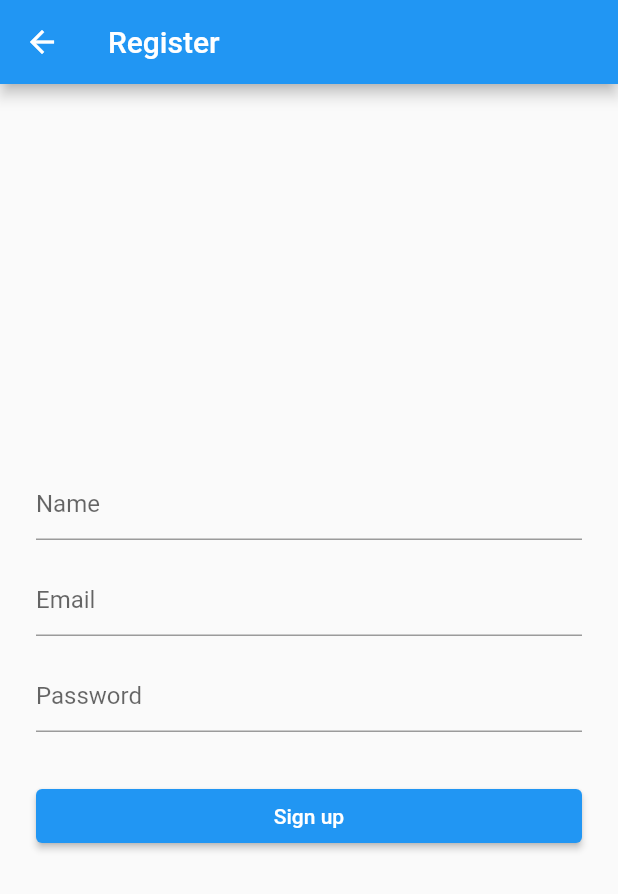
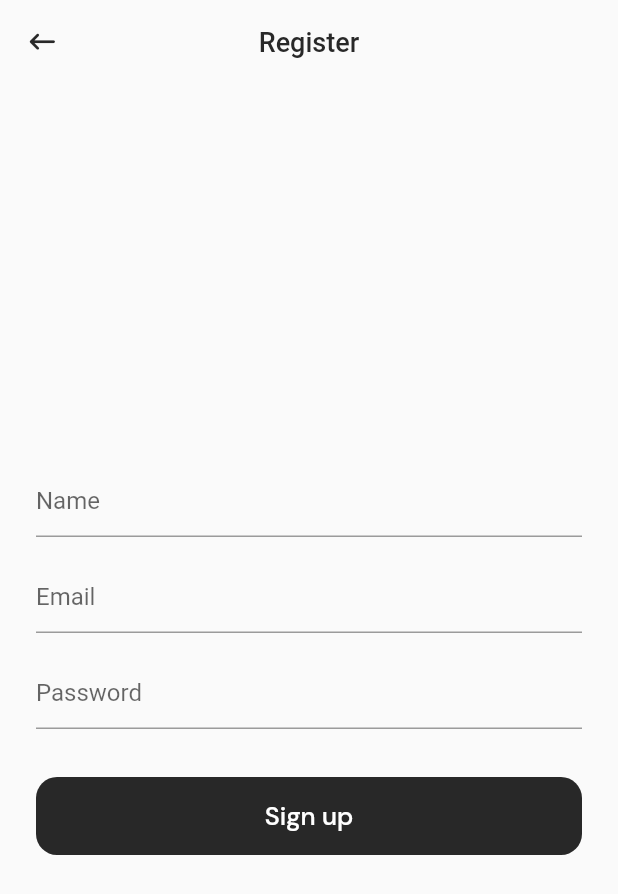
Before and after one commit to jason45992/AI-based-Receipt-Management-System, a Flutter app: the screen it shows after launch, after a tap on "Sign In", after a tap on "Register", on a phone screen of 412 x 824 dp. Shown: the top 894 px of the screen. Run offline on Flutter 3.47's test engine with Material 2 defaults, Android fonts, the phone set to English and light mode, and no system bars; our stand-ins replace animated_toggle_switch, carousel_slider, cloud_firestore, dio, dotted_border, dropdown_button2 and 13 more; missing offline and left inert: document_scanner_flutter, sticky_grouped_list; accounts and stored records are empty.

Commit message:
update login/register page UI

```diff
--- a/lib/auth/login_page.dart
+++ b/lib/auth/login_page.dart
@@ -4,10 +4,14 @@ import 'package:flutter/material.dart';
 import 'package:tripo/auth/register_page.dart';
 import 'package:tripo/auth/fire_auth.dart';
 import 'package:tripo/auth/validator.dart';
+import 'package:tripo/utils/styles.dart';
+import 'package:tripo/widgets/buttons.dart';
 
 import '../widgets/bottom_nav.dart';
 
 class LoginPage extends StatefulWidget {
+  const LoginPage({Key? key}) : super(key: key);
+
   @override
   _LoginPageState createState() => _LoginPageState();
 }
@@ -22,6 +26,7 @@ class _LoginPageState extends State<LoginPage> {
   final _focusPassword = FocusNode();
 
   bool _isProcessing = false;
+  bool _isError = false;
 
   Future<FirebaseApp> _initializeFirebase() async {
     FirebaseApp firebaseApp = await Firebase.initializeApp();
@@ -46,9 +51,9 @@ class _LoginPageState extends State<LoginPage> {
         _focusPassword.unfocus();
       },
       child: Scaffold(
-        appBar: AppBar(
-          title: Text('Firebase Authentication'),
-        ),
+        // appBar: AppBar(
+        //   title: Text('Firebase Authentication'),
+        // ),
         body: FutureBuilder(
           future: _initializeFirebase(),
           builder: (context, snapshot) {
@@ -68,24 +73,29 @@ class _LoginPageState extends State<LoginPage> {
                     Form(
                       key: _formKey,
                       child: Column(
-                        children: <Widget>[
+                        children: [
                           TextFormField(
                             controller: _emailTextController,
                             focusNode: _focusEmail,
                             validator: (value) => Validator.validateEmail(
                               email: value,
                             ),
+                            cursorColor: Styles.primaryColor,
                             decoration: InputDecoration(
-                              hintText: "Email",
+                              hintText: 'Email',
+                              focusedBorder: UnderlineInputBorder(
+                                borderSide:
+                                    BorderSide(color: Styles.primaryColor),
+                              ),
                               errorBorder: UnderlineInputBorder(
                                 borderRadius: BorderRadius.circular(6.0),
-                                borderSide: BorderSide(
+                                borderSide: const BorderSide(
                                   color: Colors.red,
                                 ),
                               ),
                             ),
                           ),
-                          SizedBox(height: 8.0),
+                          const SizedBox(height: 8.0),
                           TextFormField(
                             controller: _passwordTextController,
                             focusNode: _focusPassword,
@@ -93,26 +103,41 @@ class _LoginPageState extends State<LoginPage> {
                             validator: (value) => Validator.validatePassword(
                               password: value,
                             ),
+                            cursorColor: Styles.primaryColor,
                             decoration: InputDecoration(
-                              hintText: "Password",
+                              hintText: 'Password',
+                              focusedBorder: UnderlineInputBorder(
+                                borderSide:
+                                    BorderSide(color: Styles.primaryColor),
+                              ),
                               errorBorder: UnderlineInputBorder(
                                 borderRadius: BorderRadius.circular(6.0),
-                                borderSide: BorderSide(
+                                borderSide: const BorderSide(
                                   color: Colors.red,
                                 ),
                               ),
                             ),
                           ),
-                          SizedBox(height: 24.0),
+                          const SizedBox(height: 24.0),
+                          if (_isError)
+                            const Padding(
+                              padding: EdgeInsets.only(bottom: 20),
+                              child: Text(
+                                'The email or password is incorrect, please try again.',
+                                style:
+                                    TextStyle(color: Colors.red, fontSize: 13),
+                              ),
+                            ),
                           _isProcessing
-                              ? CircularProgressIndicator()
+                              ? const CircularProgressIndicator()
                               : Row(
                                   mainAxisAlignment:
                                       MainAxisAlignment.spaceBetween,
                                   children: [
                                     Expanded(
-                                      child: ElevatedButton(
-                                        onPressed: () async {
+                                        child: elevatedButton(
+                                            context: context,
+                                            callback: () async {
                                               _focusEmail.unfocus();
                                               _focusPassword.unfocus();
 
@@ -124,9 +149,11 @@ class _LoginPageState extends State<LoginPage> {
 
                                                 User? user = await FireAuth
                                                     .signInUsingEmailPassword(
-                                              email: _emailTextController.text,
+                                                  email:
+                                                      _emailTextController.text,
                                                   password:
-                                                  _passwordTextController.text,
+                                                      _passwordTextController
+                                                          .text,
                                                 );
 
                                                 setState(() {
@@ -134,6 +161,7 @@ class _LoginPageState extends State<LoginPage> {
                                                 });
 
                                                 if (user != null) {
+                                                  _isError = false;
                                                   Navigator.of(context)
                                                       .pushReplacement(
                                                     MaterialPageRoute(
@@ -141,34 +169,28 @@ class _LoginPageState extends State<LoginPage> {
                                                           const BottomNav(),
                                                     ),
                                                   );
+                                                } else {
+                                                  _isError = true;
                                                 }
                                               }
                                             },
-                                        child: Text(
-                                          'Sign In',
-                                          style: TextStyle(color: Colors.white),
-                                        ),
-                                      ),
-                                    ),
-                                    SizedBox(width: 24.0),
+                                            text: 'Sign In')),
+                                    const SizedBox(width: 24.0),
                                     Expanded(
-                                      child: ElevatedButton(
-                                        onPressed: () {
+                                        child: elevatedButton(
+                                            color: Styles.darkGreyColor,
+                                            context: context,
+                                            callback: () {
                                               Navigator.of(context).push(
                                                 MaterialPageRoute(
                                                   builder: (context) =>
-                                                  RegisterPage(),
+                                                      const RegisterPage(),
                                                 ),
                                               );
                                             },
-                                        child: Text(
-                                          'Register',
-                                          style: TextStyle(color: Colors.white),
+                                            text: 'Register')),
+                                  ],
                                 ),
-                                      ),
-                                    ),
-                                  ],
-                                )
                         ],
                       ),
                     )
--- a/lib/auth/register_page.dart
+++ b/lib/auth/register_page.dart
@@ -2,13 +2,18 @@ import 'package:cloud_firestore/cloud_firestore.dart';
 import 'package:flutter/material.dart';
 
 import 'package:firebase_auth/firebase_auth.dart';
-import 'package:tripo/auth/profile_page.dart';
 import 'package:tripo/auth/fire_auth.dart';
 import 'package:tripo/auth/validator.dart';
+import 'package:tripo/repo/repository.dart';
+import 'package:tripo/widgets/buttons.dart';
+import 'package:tripo/widgets/my_app_bar.dart';
 
+import '../utils/styles.dart';
 import '../widgets/bottom_nav.dart';
 
 class RegisterPage extends StatefulWidget {
+  const RegisterPage({Key? key}) : super(key: key);
+
   @override
   _RegisterPageState createState() => _RegisterPageState();
 }
@@ -27,6 +32,7 @@ class _RegisterPageState extends State<RegisterPage> {
   final db = FirebaseFirestore.instance;
 
   bool _isProcessing = false;
+  bool _isError = false;
 
   @override
   Widget build(BuildContext context) {
@@ -37,9 +43,8 @@ class _RegisterPageState extends State<RegisterPage> {
         _focusPassword.unfocus();
       },
       child: Scaffold(
-        appBar: AppBar(
-          title: Text('Register'),
-        ),
+        appBar:
+            myAppBar(title: 'Register', implyLeading: true, context: context),
         body: Padding(
           padding: const EdgeInsets.all(24.0),
           child: Center(
@@ -56,34 +61,42 @@ class _RegisterPageState extends State<RegisterPage> {
                         validator: (value) => Validator.validateName(
                           name: value,
                         ),
+                        cursorColor: Styles.primaryColor,
                         decoration: InputDecoration(
-                          hintText: "Name",
+                          hintText: 'Name',
+                          focusedBorder: UnderlineInputBorder(
+                            borderSide: BorderSide(color: Styles.primaryColor),
+                          ),
                           errorBorder: UnderlineInputBorder(
                             borderRadius: BorderRadius.circular(6.0),
-                            borderSide: BorderSide(
+                            borderSide: const BorderSide(
                               color: Colors.red,
                             ),
                           ),
                         ),
                       ),
-                      SizedBox(height: 16.0),
+                      const SizedBox(height: 16.0),
                       TextFormField(
                         controller: _emailTextController,
                         focusNode: _focusEmail,
                         validator: (value) => Validator.validateEmail(
                           email: value,
                         ),
+                        cursorColor: Styles.primaryColor,
                         decoration: InputDecoration(
-                          hintText: "Email",
+                          hintText: 'Email',
+                          focusedBorder: UnderlineInputBorder(
+                            borderSide: BorderSide(color: Styles.primaryColor),
+                          ),
                           errorBorder: UnderlineInputBorder(
                             borderRadius: BorderRadius.circular(6.0),
-                            borderSide: BorderSide(
+                            borderSide: const BorderSide(
                               color: Colors.red,
                             ),
                           ),
                         ),
                       ),
-                      SizedBox(height: 16.0),
+                      const SizedBox(height: 16.0),
                       TextFormField(
                         controller: _passwordTextController,
                         focusNode: _focusPassword,
@@ -91,30 +104,45 @@ class _RegisterPageState extends State<RegisterPage> {
                         validator: (value) => Validator.validatePassword(
                           password: value,
                         ),
+                        cursorColor: Styles.primaryColor,
                         decoration: InputDecoration(
-                          hintText: "Password",
+                          hintText: 'Password',
+                          focusedBorder: UnderlineInputBorder(
+                            borderSide: BorderSide(color: Styles.primaryColor),
+                          ),
                           errorBorder: UnderlineInputBorder(
                             borderRadius: BorderRadius.circular(6.0),
-                            borderSide: BorderSide(
+                            borderSide: const BorderSide(
                               color: Colors.red,
                             ),
                           ),
                         ),
                       ),
-                      SizedBox(height: 32.0),
+                      const SizedBox(height: 32.0),
+                      if (_isError)
+                        const Padding(
+                          padding: EdgeInsets.only(bottom: 20),
+                          child: Text(
+                            'The account already exists, please try login.',
+                            style: TextStyle(color: Colors.red, fontSize: 13),
+                          ),
+                        ),
                       _isProcessing
-                          ? CircularProgressIndicator()
+                          ? const CircularProgressIndicator()
                           : Row(
                               children: [
                                 Expanded(
-                                  child: ElevatedButton(
-                                    onPressed: () async {
-                                      setState(() {
-                                        _isProcessing = true;
-                                      });
-
+                                  child: elevatedButton(
+                                    // color:
+                                    //     Repository.selectedItemColor(context),
+                                    context: context,
+                                    text: 'Sign up',
+                                    callback: () async {
                                       if (_registerFormKey.currentState!
                                           .validate()) {
+                                        setState(() {
+                                          _isProcessing = true;
+                                        });
                                         User? user = await FireAuth
                                             .registerUsingEmailPassword(
                                           name: _nameTextController.text,
@@ -124,19 +152,20 @@ class _RegisterPageState extends State<RegisterPage> {
                                         );
 
                                         final userInfo = <String, dynamic>{
-                                          "name": _nameTextController.text,
-                                          "email": _emailTextController.text
+                                          'name': _nameTextController.text,
+                                          'email': _emailTextController.text
                                         };
 
-                                        db.collection("users").add(userInfo).then(
+                                        db.collection('users').add(userInfo).then(
                                             (DocumentReference doc) => print(
                                                 'DocumentSnapshot added with ID: ${doc.id}'));
 
-                                        var result = setState(() {
+                                        setState(() {
                                           _isProcessing = false;
                                         });
 
                                         if (user != null) {
+                                          _isError = false;
                                           Navigator.of(context)
                                               .pushAndRemoveUntil(
                                             MaterialPageRoute(
@@ -145,13 +174,11 @@ class _RegisterPageState extends State<RegisterPage> {
                                             ),
                                             ModalRoute.withName('/'),
                                           );
+                                        } else {
+                                          _isError = true;
                                         }
                                       }
                                     },
-                                    child: Text(
-                                      'Sign up',
-                                      style: TextStyle(color: Colors.white),
-                                    ),
                                   ),
                                 ),
                               ],
```
Lines whose indentation alone changed are shown as unchanged.
